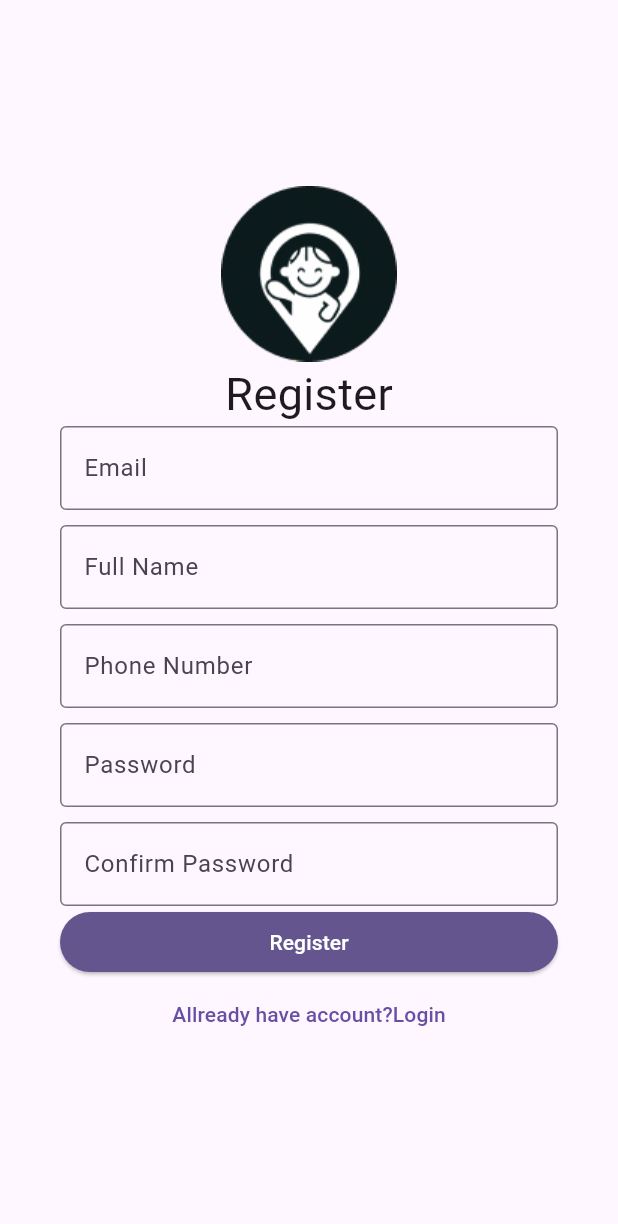
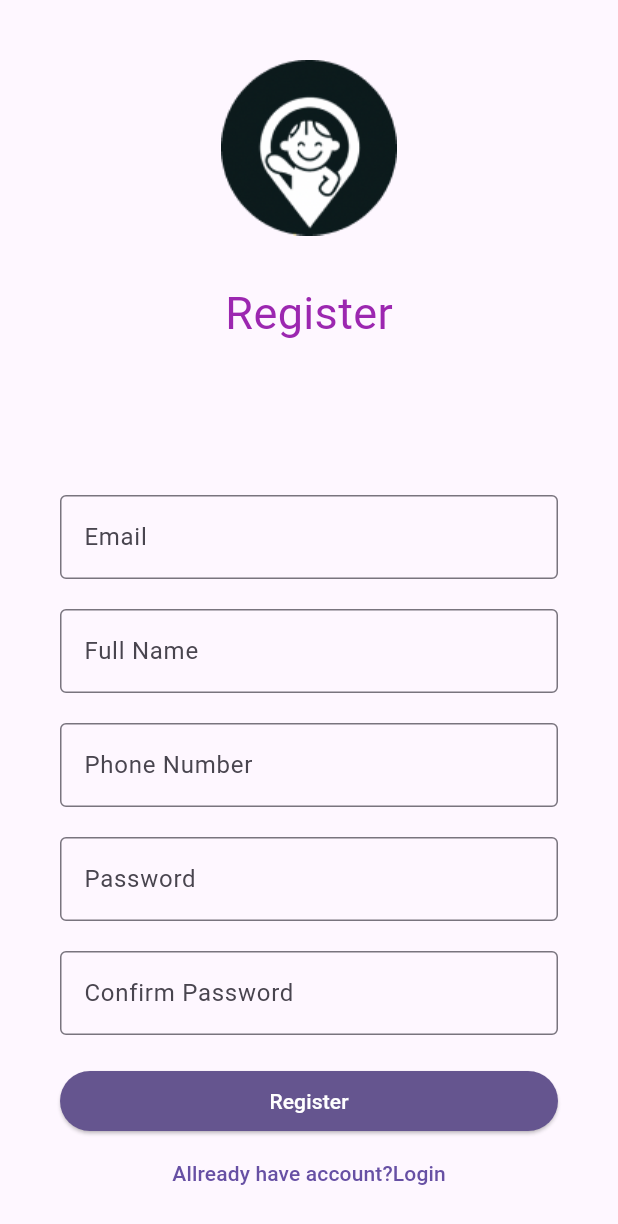
Before and after one commit to shashikaNis/ssr_parent_app, a Flutter app: the screen it shows after launch, after a tap on "Don't have account? Create one", on a phone screen of 412 x 824 dp. Shown: the top 1224 px of the screen. Run offline on Flutter 3.47's test engine with Material 3 defaults, Android fonts, the phone set to English and light mode, and no system bars; our stand-ins replace cloud_firestore, firebase_auth, firebase_core, flutter_svg, go_router, google_maps_flutter; missing offline and left inert: google_maps_flutter_android, google_maps_flutter_platform_interface; accounts and stored records are empty; network calls fail.

```diff
--- a/lib/components/child_list_item.dart
+++ b/lib/components/child_list_item.dart
@@ -4,13 +4,14 @@ import 'package:go_router/go_router.dart';
 class ChildListItem extends StatelessWidget {
   final Color dotColors;
   final String name;
+  final String id;
 
-  const ChildListItem({super.key, required this.dotColors, required this.name});
+  const ChildListItem({super.key, required this.dotColors, required this.name, required this.id});
 
   @override
   Widget build(BuildContext context) {
     return InkWell(
-      onTap: (){context.go('/child');},
+      onTap: (){context.go('/child/${id}');},
       child: Container(
         margin: EdgeInsets.only(top: 10, left: 5, right: 5),
         padding: const EdgeInsets.all(10),
--- a/lib/pages/Signup/signup_page.dart
+++ b/lib/pages/Signup/signup_page.dart
@@ -49,9 +49,15 @@ class SignupPageState extends State<SignupPage> {
                 Image(
                   image: AssetImage("assets/images/ssr_logo.png"),
                 ),
-                Text(
-                  "Register",
-                  style: TextStyle(fontSize: 30),
+                SizedBox(
+                  height: 30,
+                ),
+                 Text(
+                 "Register",
+                  style: TextStyle(fontSize: 30,color: Colors.purple),
+                ),
+                SizedBox(
+                  height: 100,
                 ),
                 Form(
                   child: Column(
@@ -64,7 +70,7 @@ class SignupPageState extends State<SignupPage> {
                         controller: emailcontroller,
                       ),
                       SizedBox(
-                        height: 10,
+                        height: 20,
                       ),
                       TextFormField(
                         decoration: InputDecoration(
@@ -74,7 +80,7 @@ class SignupPageState extends State<SignupPage> {
                         controller: fullnamecontroller,
                       ),
                       SizedBox(
-                        height: 10,
+                        height: 20,
                       ),
                       TextFormField(
                         decoration: InputDecoration(
@@ -84,7 +90,7 @@ class SignupPageState extends State<SignupPage> {
                         controller: phonenumbercontroller,
                       ),
                       SizedBox(
-                        height: 10,
+                        height: 20,
                       ),
                       TextFormField(
                         decoration: InputDecoration(
@@ -94,7 +100,7 @@ class SignupPageState extends State<SignupPage> {
                         controller: passwordcontroller,
                       ),
                       SizedBox(
-                        height: 10,
+                        height: 20,
                       ),
                       TextFormField(
                         decoration: InputDecoration(
@@ -102,6 +108,9 @@ class SignupPageState extends State<SignupPage> {
                           border: OutlineInputBorder(),
                         ),
                         controller: confirmpasswordcontroller,
+                      ),
+                      SizedBox(
+                        height: 20,
                       ),
                       SizedBox(width: double.infinity,child: ElevatedButton(
                         onPressed: onclickRegister,
--- a/lib/pages/login/login_page.dart
+++ b/lib/pages/login/login_page.dart
@@ -38,19 +38,26 @@ class LoginPageState extends State<LoginPage> {
         child: Center(
             child: Padding(
           padding: const EdgeInsets.all(40),
-          child: Column(
+          child : Column(
             mainAxisAlignment: MainAxisAlignment.center,
             crossAxisAlignment: CrossAxisAlignment.center,
             children: [
               const Image(
                 image: AssetImage("assets/images/ssr_logo.png"),
               ),
+              SizedBox(
+                height: 20,
+              ),
               Text(
                 "Login",
-                style: TextStyle(fontSize: 30),
+                style:TextStyle(fontSize: 30,color:Colors.purple),
+              ),
+              SizedBox(
+                height: 100,
               ),
               Form(
                 child: Column(
+
                   children: [
                     TextFormField(
                       decoration: const InputDecoration(
@@ -60,7 +67,7 @@ class LoginPageState extends State<LoginPage> {
                       controller: emailController,
                     ),
                     SizedBox(
-                      height: 10,
+                      height: 20,
                     ),
                     TextFormField(
                       decoration: const InputDecoration(
@@ -68,6 +75,9 @@ class LoginPageState extends State<LoginPage> {
                         border: OutlineInputBorder(),
                       ),
                       controller: PasswordController,
+                    ),
+                    SizedBox(
+                      height: 20,
                     ),
                     SizedBox(
                       width: double.infinity,
--- a/lib/ssr_parent_app.dart
+++ b/lib/ssr_parent_app.dart
@@ -3,6 +3,7 @@ import 'dart:developer';
 import 'package:flutter/cupertino.dart';
 import 'package:flutter/material.dart';
 import 'package:go_router/go_router.dart';
+import 'package:ssr_parent_app/pages/Route/route.dart';
 import 'package:ssr_parent_app/pages/Signup/signup_page.dart';
 import 'package:ssr_parent_app/pages/child/child_page.dart';
 import 'package:ssr_parent_app/pages/home/home_page.dart';
@@ -25,7 +26,12 @@ class _SSRParentAppState extends State<SSRParentApp> {
        GoRoute(path: '/login', builder: (context, state)=>LoginPage()),
        GoRoute(path: '/register', builder: (context, state)=> SignupPage()),
        GoRoute(path: '/home', builder: (context, state)=> HomePage()),
-       GoRoute(path: '/child', builder: (context, state)=> ChildPage()),
+       GoRoute(path: '/child/:id', builder: (context, state){
+
+         final id = state.pathParameters['id']!;
+         return ChildPage(childId: id);
+       }),
+       GoRoute(path: '/route', builder: (context, state)=> RoutePage()),
 
 
      ]),
--- a/pubspec.yaml
+++ b/pubspec.yaml
@@ -40,6 +40,7 @@ dependencies:
   flutter_svg: ^2.0.13
   google_maps_flutter: ^2.9.0
   firebase_auth: ^5.3.3
+  cloud_firestore: ^5.5.0
 
 dev_dependencies:
   flutter_test:
```
Also changed, not shown: lib/components/add_child_model.dart (added, +37 -0 lines), lib/pages/Route/route.dart (+21 -8 lines), lib/pages/child/child_page.dart (+43 -8 lines), lib/pages/home/home_page.dart (+43 -13 lines), lib/service/auth_service.dart (+32 -14 lines), lib/service/child_service.dart (added, +29 -0 lines), pubspec.lock.
